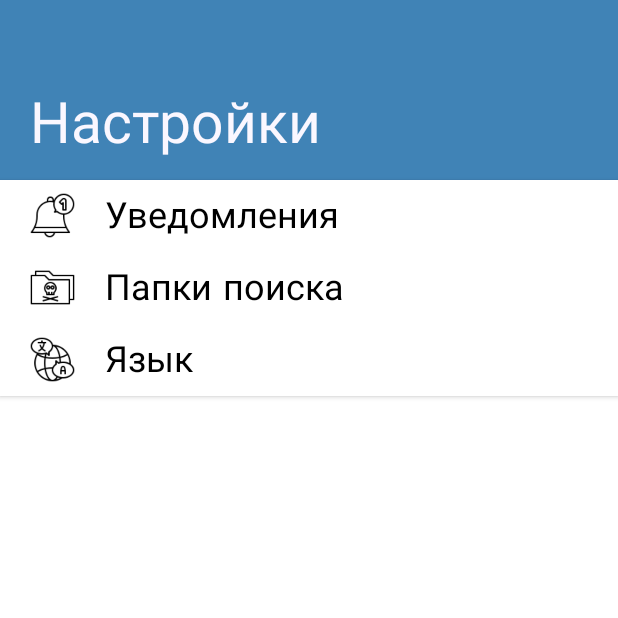
After one commit to RubberTeam/InventaApp, an Android app: the SettingsActivity screen opened directly, with no data from a screen before it, on a phone screen of 412 x 824 dp, the top half of it. The commit adds this screen. Run offline under Robolectric (Android 15) with nearby library versions, the phone set to English and light mode, and no system bars.

Commit message:
refactoring + add settings activity

```diff
--- a/app/src/main/AndroidManifest.xml
+++ b/app/src/main/AndroidManifest.xml
@@ -64,6 +64,13 @@
         </activity>
 
         <activity
+            android:name=".activities.SettingsActivity"
+            android:exported="true"
+            android:screenOrientation="portrait"
+            tools:ignore="LockedOrientationActivity">
+        </activity>
+
+        <activity
             android:name=".activities.ScanActivity"
             android:screenOrientation="portrait"
             android:stateNotNeeded="true"
--- a/app/src/main/java/ru/rubberteam/inventa/activities/MainActivity.kt
+++ b/app/src/main/java/ru/rubberteam/inventa/activities/MainActivity.kt
@@ -45,6 +45,11 @@ class MainActivity : AppCompatActivity() {
 
 		binding.btnSearch.setOnClickListener{
 			val intent = Intent(this, SearchActivity::class.java)
+			startActivity(intent)
+		}
+
+		binding.btnSettings.setOnClickListener{
+			val intent = Intent(this, SettingsActivity::class.java)
 			startActivity(intent)
 		}
 
--- /dev/null
+++ b/app/src/main/java/ru/rubberteam/inventa/activities/SettingsActivity.kt
@@ -0,0 +1,15 @@
+package ru.rubberteam.inventa.activities
+
+import android.os.Bundle
+import androidx.appcompat.app.AppCompatActivity
+import ru.rubberteam.inventa.databinding.ActivitySettingsBinding
+
+class SettingsActivity : AppCompatActivity() {
+    private lateinit var binding: ActivitySettingsBinding
+
+    override fun onCreate(savedInstanceState: Bundle?) {
+        super.onCreate(savedInstanceState)
+        binding = ActivitySettingsBinding.inflate(layoutInflater)
+        setContentView(binding.root)
+    }
+}
--- /dev/null
+++ b/app/src/main/res/drawable/ic_btn_language_scale.xml
@@ -0,0 +1,10 @@
+<?xml version="1.0" encoding="utf-8"?>
+<layer-list xmlns:android="http://schemas.android.com/apk/res/android" >
+
+    <item
+        android:drawable="@drawable/ic_btn_language"
+        android:width="30sp"
+        android:height="30sp"
+        />
+
+</layer-list >
--- /dev/null
+++ b/app/src/main/res/drawable/ic_btn_notification_scale.xml
@@ -0,0 +1,10 @@
+<?xml version="1.0" encoding="utf-8"?>
+<layer-list xmlns:android="http://schemas.android.com/apk/res/android" >
+
+    <item
+        android:drawable="@drawable/ic_btn_notification"
+        android:width="30sp"
+        android:height="30sp"
+        />
+
+</layer-list >
--- /dev/null
+++ b/app/src/main/res/drawable/ic_btn_search_folder_scale.xml
@@ -0,0 +1,10 @@
+<?xml version="1.0" encoding="utf-8"?>
+<layer-list xmlns:android="http://schemas.android.com/apk/res/android" >
+
+    <item
+        android:drawable="@drawable/ic_btn_search_folder"
+        android:width="30sp"
+        android:height="30sp"
+        />
+
+</layer-list >
--- /dev/null
+++ b/app/src/main/res/layout/activity_settings.xml
@@ -0,0 +1,74 @@
+<?xml version="1.0" encoding="utf-8"?>
+<RelativeLayout xmlns:android="http://schemas.android.com/apk/res/android"
+    xmlns:tools="http://schemas.android.com/tools"
+    android:layout_width="match_parent"
+    android:layout_height="match_parent"
+    tools:context=".activities.SearchActivity">
+
+    <TextView
+        android:id="@+id/text_settings"
+        android:layout_width="match_parent"
+        android:layout_height="120sp"
+        android:background="@color/blue3"
+        android:fontFamily="sans-serif-smallcaps"
+        android:paddingStart="20dp"
+        android:paddingTop="60dp"
+        android:text="@string/settings_text"
+        android:textColor="@color/background_almost_white"
+        android:textSize="38sp"
+        tools:ignore="RtlSymmetry" />
+
+
+    <android.widget.Button
+        android:id="@+id/btnNotification"
+        android:layout_width="match_parent"
+        android:layout_height="wrap_content"
+        android:layout_below="@+id/text_settings"
+        android:background="@color/white"
+        android:drawableStart="@drawable/ic_btn_notification_scale"
+        android:paddingLeft="20sp"
+        android:drawablePadding="20sp"
+        android:fontFamily="sans-serif-smallcaps"
+        android:gravity="left|center_vertical"
+        android:text="@string/settings_notification_text"
+        android:textAllCaps="false"
+        android:textColor="@color/black"
+        android:textSize="24sp"
+        tools:ignore="RtlHardcoded,RtlSymmetry" />
+
+    <android.widget.Button
+        android:id="@+id/btnSearchFolder"
+        android:layout_width="match_parent"
+        android:layout_height="wrap_content"
+        android:layout_below="@+id/btnNotification"
+        android:background="@color/white"
+        android:drawableStart="@drawable/ic_btn_search_folder_scale"
+        android:paddingLeft="20sp"
+        android:drawablePadding="20sp"
+        android:fontFamily="sans-serif-smallcaps"
+        android:gravity="left|center_vertical"
+        android:text="@string/settings_search_folders_text"
+        android:textAllCaps="false"
+        android:textColor="@color/black"
+        android:textSize="24sp"
+        tools:ignore="RtlHardcoded,RtlSymmetry" />
+
+    <android.widget.Button
+        android:id="@+id/btnLanguage"
+        android:layout_width="match_parent"
+        android:layout_height="wrap_content"
+        android:layout_below="@+id/btnSearchFolder"
+        android:background="@color/white"
+        android:drawableStart="@drawable/ic_btn_language_scale"
+        android:drawablePadding="20sp"
+        android:fontFamily="sans-serif-smallcaps"
+        android:gravity="left|center_vertical"
+        android:paddingLeft="20sp"
+        android:text="@string/settings_language_text"
+        android:textAllCaps="false"
+        android:textColor="@color/black"
+        android:textSize="24sp"
+        tools:ignore="RtlHardcoded,RtlSymmetry" />
+
+
+</RelativeLayout>
--- a/app/src/main/res/values/strings.xml
+++ b/app/src/main/res/values/strings.xml
@@ -32,4 +32,9 @@
     <string name="hint_name_item">Наименование объекта</string>
     <string name="search_text">Поиск</string>
     <string name="clear_all_text">Очистить все</string>
+
+    <string name="settings_text">Настройки</string>
+    <string name="settings_notification_text">Уведомления</string>
+    <string name="settings_search_folders_text">Папки поиска</string>
+    <string name="settings_language_text">Язык</string>
 </resources>
```
Also changed, not shown: app/src/main/res/drawable/ic_btn_language.png (added), app/src/main/res/drawable/ic_btn_notification.png (added), app/src/main/res/drawable/ic_btn_search_folder.png (added).
